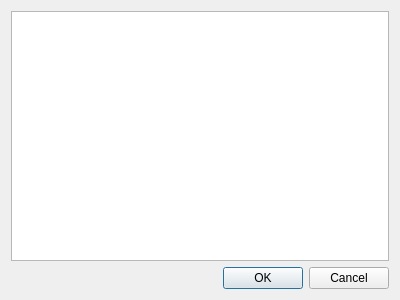
Old version of the form ui/notebook_editparent.ui in the repository Open-App-Library/Vibrato-Notes-Desktop.
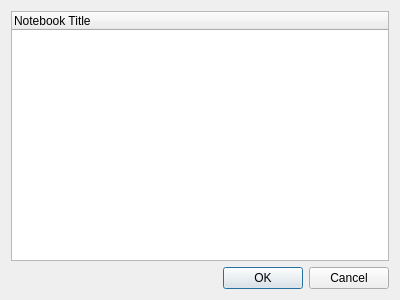
New version of the form.

Commit message: Implementing hierachal notebook editing feature. Needs a lot of work and ironing out bugs.

```diff
--- a/ui/notebook_editparent.ui
+++ b/ui/notebook_editparent.ui
@@ -15,7 +15,13 @@
   </property>
   <layout class="QVBoxLayout" name="verticalLayout">
    <item>
-    <widget class="QListWidget" name="listWidget"/>
+    <widget class="QTreeWidget" name="treeWidget">
+     <column>
+      <property name="text">
+       <string>Notebook Title</string>
+      </property>
+     </column>
+    </widget>
    </item>
    <item>
     <widget class="QDialogButtonBox" name="buttonBox">
```
The commit also changes 7 other files.
